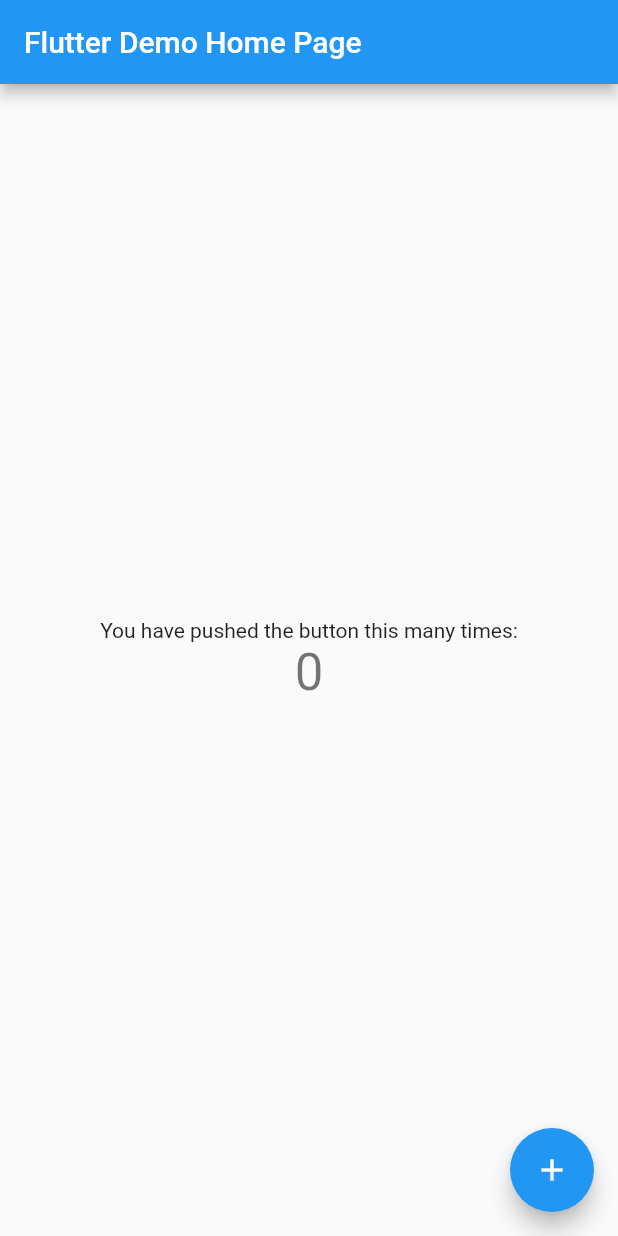
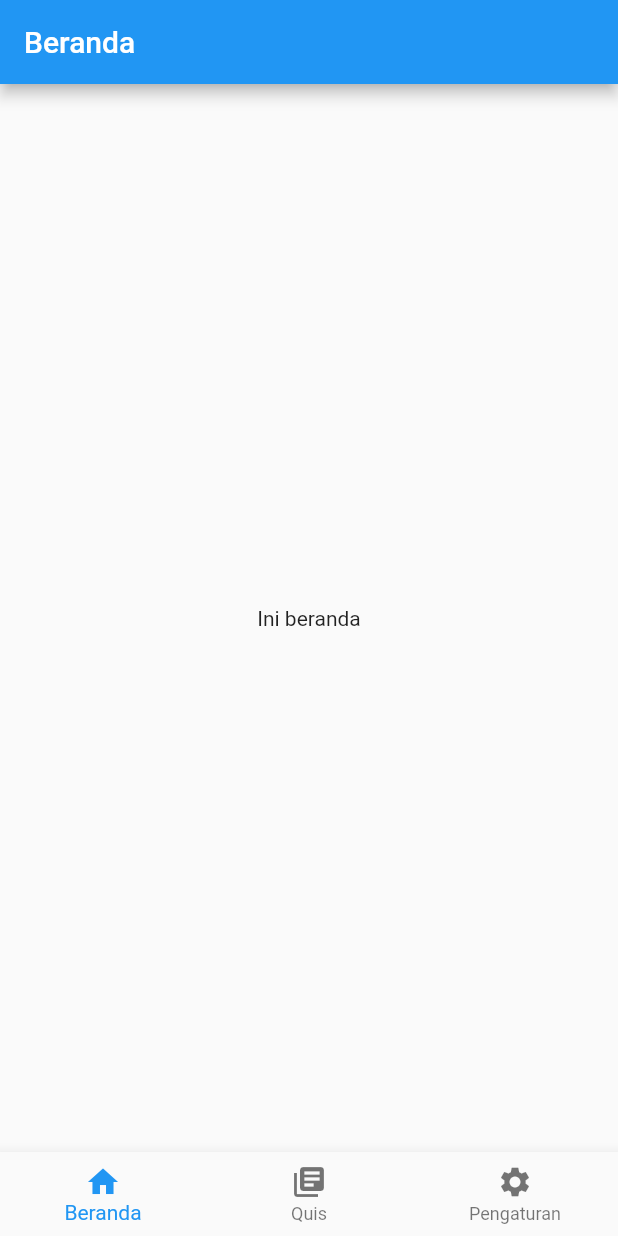
Before and after one commit to bintangkurniawanpp/MobileB_KelompokM_SDGS-4, a Flutter app: the screen it shows after launch, on a phone screen of 412 x 824 dp. Run offline on Flutter 3.47's test engine with Material 2 defaults, Android fonts, the phone set to English and light mode, and no system bars.

Commit message:
progress 2

```diff
--- a/lib/main.dart
+++ b/lib/main.dart
@@ -1,4 +1,7 @@
 import 'package:flutter/material.dart';
+import 'package:rank_education/ui/page/HomePage.dart';
+import 'package:rank_education/ui/page/ExerciseQuisPage.dart';
+import 'package:rank_education/ui/page/Settings.dart';
 
 void main() {
   runApp(MyApp());
@@ -9,109 +12,56 @@ class MyApp extends StatelessWidget {
   @override
   Widget build(BuildContext context) {
     return MaterialApp(
-      title: 'Flutter Demo',
+      debugShowCheckedModeBanner: false,
+      title: "Rank Education",
       theme: ThemeData(
-        // This is the theme of your application.
-        //
-        // Try running your application with "flutter run". You'll see the
-        // application has a blue toolbar. Then, without quitting the app, try
-        // changing the primarySwatch below to Colors.green and then invoke
-        // "hot reload" (press "r" in the console where you ran "flutter run",
-        // or simply save your changes to "hot reload" in a Flutter IDE).
-        // Notice that the counter didn't reset back to zero; the application
-        // is not restarted.
         primarySwatch: Colors.blue,
-        // This makes the visual density adapt to the platform that you run
-        // the app on. For desktop platforms, the controls will be smaller and
-        // closer together (more dense) than on mobile platforms.
         visualDensity: VisualDensity.adaptivePlatformDensity,
       ),
-      home: MyHomePage(title: 'Flutter Demo Home Page'),
+      home: MyBottomNavigationBar(),
     );
   }
 }
 
-class MyHomePage extends StatefulWidget {
-  MyHomePage({Key key, this.title}) : super(key: key);
-
-  // This widget is the home page of your application. It is stateful, meaning
-  // that it has a State object (defined below) that contains fields that affect
-  // how it looks.
-
-  // This class is the configuration for the state. It holds the values (in this
-  // case the title) provided by the parent (in this case the App widget) and
-  // used by the build method of the State. Fields in a Widget subclass are
-  // always marked "final".
-
-  final String title;
-
+class MyBottomNavigationBar extends StatefulWidget {
   @override
-  _MyHomePageState createState() => _MyHomePageState();
+  _MyBottomNavigationBarState createState() => _MyBottomNavigationBarState();
 }
 
-class _MyHomePageState extends State<MyHomePage> {
-  int _counter = 0;
+class _MyBottomNavigationBarState extends State<MyBottomNavigationBar> {
 
-  void _incrementCounter() {
-    setState(() {
-      // This call to setState tells the Flutter framework that something has
-      // changed in this State, which causes it to rerun the build method below
-      // so that the display can reflect the updated values. If we changed
-      // _counter without calling setState(), then the build method would not be
-      // called again, and so nothing would appear to happen.
-      _counter++;
-    });
-  }
+  int _currentIndex = 0;
+  final List<Widget> _children = [
+    HomePage(),
+    ExerciseQuis(),
+    Setting(),
+  ];
+
+
 
   @override
   Widget build(BuildContext context) {
-    // This method is rerun every time setState is called, for instance as done
-    // by the _incrementCounter method above.
-    //
-    // The Flutter framework has been optimized to make rerunning build methods
-    // fast, so that you can just rebuild anything that needs updating rather
-    // than having to individually change instances of widgets.
     return Scaffold(
-      appBar: AppBar(
-        // Here we take the value from the MyHomePage object that was created by
-        // the App.build method, and use it to set our appbar title.
-        title: Text(widget.title),
-      ),
-      body: Center(
-        // Center is a layout widget. It takes a single child and positions it
-        // in the middle of the parent.
-        child: Column(
-          // Column is also a layout widget. It takes a list of children and
-          // arranges them vertically. By default, it sizes itself to fit its
-          // children horizontally, and tries to be as tall as its parent.
-          //
-          // Invoke "debug painting" (press "p" in the console, choose the
-          // "Toggle Debug Paint" action from the Flutter Inspector in Android
-          // Studio, or the "Toggle Debug Paint" command in Visual Studio Code)
-          // to see the wireframe for each widget.
-          //
-          // Column has various properties to control how it sizes itself and
-          // how it positions its children. Here we use mainAxisAlignment to
-          // center the children vertically; the main axis here is the vertical
-          // axis because Columns are vertical (the cross axis would be
-          // horizontal).
-          mainAxisAlignment: MainAxisAlignment.center,
-          children: <Widget>[
-            Text(
-              'You have pushed the button this many times:',
+      body: _children[_currentIndex],
+      bottomNavigationBar: BottomNavigationBar(
+        onTap: (int index) {
+          setState(() => _currentIndex = index);
+        },
+        currentIndex: _currentIndex,
+        items: [
+          BottomNavigationBarItem(
+            icon: Icon(Icons.home),
+            title: Text('Beranda'),
             ),
-            Text(
-              '$_counter',
-              style: Theme.of(context).textTheme.headline4,
+          BottomNavigationBarItem(
+            icon: Icon(Icons.library_books),
+            title: Text('Quis'),
             ),
-          ],
-        ),
-      ),
-      floatingActionButton: FloatingActionButton(
-        onPressed: _incrementCounter,
-        tooltip: 'Increment',
-        child: Icon(Icons.add),
-      ), // This trailing comma makes auto-formatting nicer for build methods.
+          BottomNavigationBarItem(
+            icon: Icon(Icons.settings),
+            title: Text('Pengaturan'),
+            ),
+        ]),
     );
   }
 }
--- /dev/null
+++ b/lib/ui/page/HomePage.dart
@@ -0,0 +1,20 @@
+import 'package:flutter/material.dart';
+
+class HomePage extends StatefulWidget {
+  @override
+  _HomePageState createState() => _HomePageState();
+}
+
+class _HomePageState extends State<HomePage> {
+  @override
+  Widget build(BuildContext context) {
+    return Scaffold(
+        appBar : new AppBar(
+        title: Text('Beranda'),
+        ),
+        body: Center(
+          child: Text('Ini beranda'),
+          ),
+    );
+  }
+}
```
Also changed, not shown: lib/ui/page/ExerciseQuisPage.dart (added, +20 -0 lines), lib/ui/page/Settings.dart (added, +20 -0 lines).
